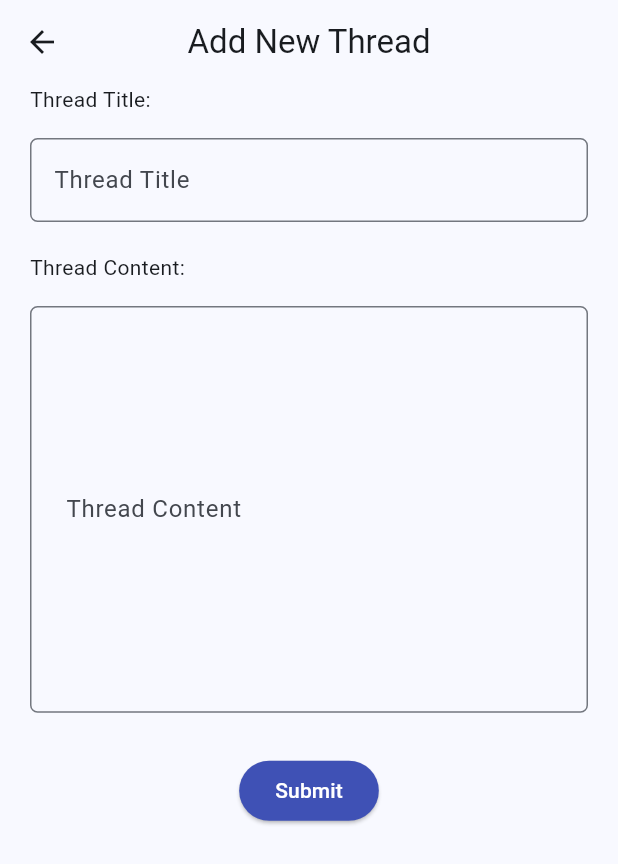
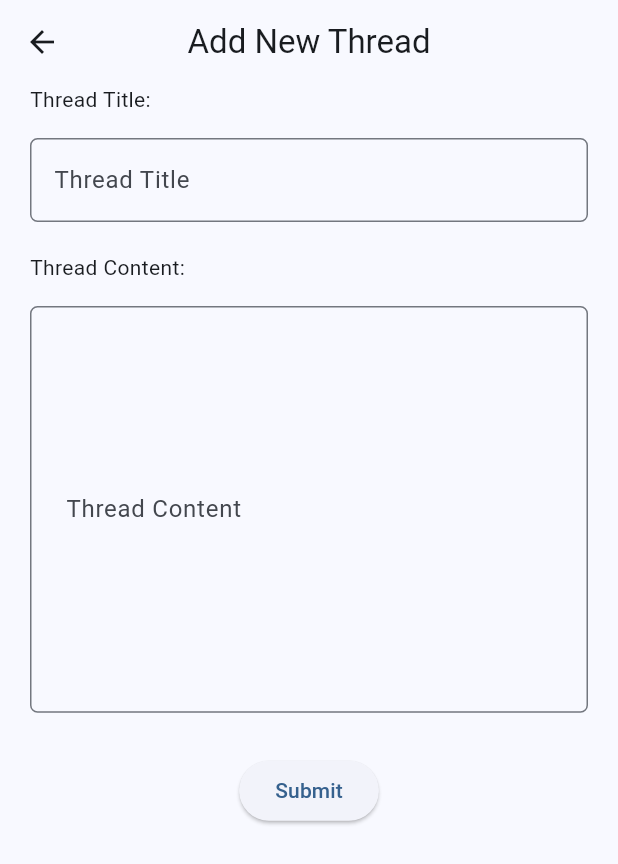
Before and after one commit to letterbookd/letterbookd-mobile, a Flutter app: the AddForumPage screen opened directly, on a phone screen of 412 x 824 dp. Shown: the top 864 px of the screen. Run offline on Flutter 3.47's test engine with Material 3 defaults, Android fonts, the phone set to English and light mode, and no system bars; our stand-ins replace flutter_rating_bar, shared_preferences, timeago; missing offline and left inert: pbp_django_auth; accounts and stored records are empty.

Commit message:
streamline forum colors

```diff
--- a/lib/forum/screens/add_edit_forum.dart
+++ b/lib/forum/screens/add_edit_forum.dart
@@ -153,10 +153,6 @@ class _AddForumPageState extends State<AddForumPage> {
                   child: Padding(
                     padding: const EdgeInsets.all(8.0),
                     child: ElevatedButton(
-                      style: ButtonStyle(
-                        backgroundColor:
-                            MaterialStateProperty.all(Colors.indigo),
-                      ),
                       onPressed: () {
                         if (_formKey.currentState!.validate()) {
                           if (!widget.isEdit) {
@@ -180,7 +176,6 @@ class _AddForumPageState extends State<AddForumPage> {
                       },
                       child: const Text(
                         "Submit",
-                        style: TextStyle(color: Colors.white),
                       ),
                     ),
                   ),
--- a/lib/forum/screens/add_forum.dart
+++ b/lib/forum/screens/add_forum.dart
@@ -115,10 +115,6 @@ class _AddForumPageState extends State<AddForumPage> {
                   child: Padding(
                     padding: const EdgeInsets.all(8.0),
                     child: ElevatedButton(
-                      style: ButtonStyle(
-                        backgroundColor:
-                            MaterialStateProperty.all(Colors.indigo),
-                      ),
                       onPressed: () {
                         if (_formKey.currentState!.validate()) {
                           _postThread(request, _titleController.text,
@@ -134,7 +130,6 @@ class _AddForumPageState extends State<AddForumPage> {
                       },
                       child: const Text(
                         "Submit",
-                        style: TextStyle(color: Colors.white),
                       ),
                     ),
                   ),
```
Also changed, not shown: lib/forum/screens/forum_detail.dart (+9 -11 lines).
